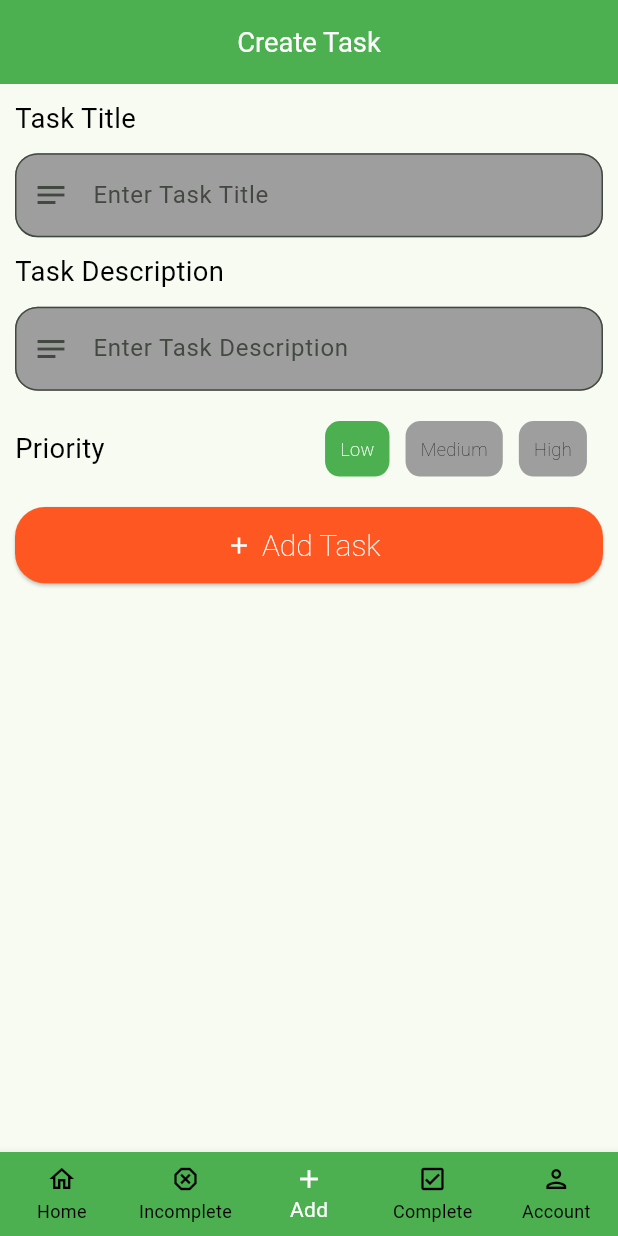
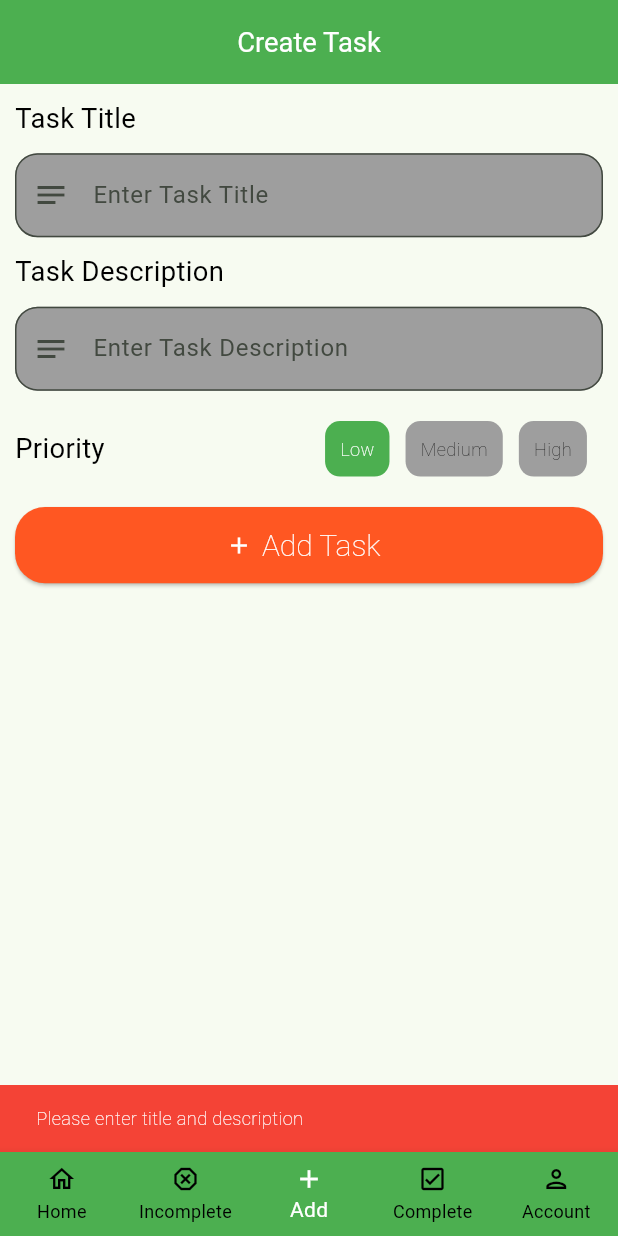
Before and after one commit to IsmayiI/my_tasks, a Flutter app: the AddTaskScreen screen opened by its route, after a tap on "Add Task", on a phone screen of 412 x 824 dp. Run offline on Flutter 3.47's test engine with Material 3 defaults, Android fonts, the phone set to English and light mode, and no system bars; our stand-ins replace cloud_firestore, firebase_auth, firebase_core, flutter_riverpod, freezed_annotation, go_router and 2 more; accounts and stored records are empty; generated files the repository leaves out were written again.

Commit message:
add addTask logic to AddTaskScreen

```diff
--- a/lib/features/task_management/domain/task.dart
+++ b/lib/features/task_management/domain/task.dart
@@ -6,12 +6,12 @@ part 'task.g.dart';
 @freezed
 abstract class Task with _$Task {
   const factory Task({
-    required String id,
+    @Default('') String id,
     required String title,
     required String description,
     required String priority,
     required String date,
-    required bool isComlete,
+    @Default(false) bool isComlete,
   }) = _Task;
 
   factory Task.fromJson(Map<String, Object?> json) => _$TaskFromJson(json);
--- a/lib/features/task_management/presentation/controllers/store_controller.dart
+++ b/lib/features/task_management/presentation/controllers/store_controller.dart
@@ -1,4 +1,3 @@
-import 'package:flutter_riverpod/flutter_riverpod.dart';
 import 'package:my_tasks/features/task_management/data/store_repository.dart';
 import 'package:my_tasks/features/task_management/domain/task.dart';
 import 'package:riverpod_annotation/riverpod_annotation.dart';
@@ -6,7 +5,7 @@ import 'package:riverpod_annotation/riverpod_annotation.dart';
 part 'store_controller.g.dart';
 
 @Riverpod(keepAlive: true)
-class StoreController extends AsyncNotifier {
+class StoreController extends _$StoreController {
   @override
   FutureOr<dynamic> build() {
     throw UnimplementedError();
--- a/lib/features/task_management/presentation/screens/add_task_screen.dart
+++ b/lib/features/task_management/presentation/screens/add_task_screen.dart
@@ -1,5 +1,9 @@
 import 'package:flutter/material.dart';
 import 'package:flutter_riverpod/flutter_riverpod.dart';
+import 'package:my_tasks/common_widgets/async_value_ui.dart';
+import 'package:my_tasks/features/authentication/data/auth_repository.dart';
+import 'package:my_tasks/features/task_management/domain/task.dart';
+import 'package:my_tasks/features/task_management/presentation/controllers/store_controller.dart';
 import 'package:my_tasks/features/task_management/presentation/widgets/widgets.dart';
 import 'package:my_tasks/utils/utils.dart';
 
@@ -25,6 +29,13 @@ class _AddTaskScreenState extends ConsumerState<AddTaskScreen> {
 
   @override
   Widget build(BuildContext context) {
+    final state = ref.watch(storeControllerProvider);
+    final userId = ref.watch(currentUserProvider)!.uid;
+
+    ref.listen(storeControllerProvider, (previous, next) {
+      next.showDialogOnError(context);
+    });
+
     return Scaffold(
       appBar: AppBar(
         title: Text(
@@ -54,11 +65,51 @@ class _AddTaskScreenState extends ConsumerState<AddTaskScreen> {
               onTap: getSelectedPriority,
             ),
             AppSpacer.vertical(20),
-            AddTaskButton(onPressed: () {}),
+            AddTaskButton(
+              onPressed: () => addTask(userId),
+              isLoading: state.isLoading,
+            ),
           ],
         ),
       ),
     );
+  }
+
+  void addTask(String userId) {
+    // hide keyboard
+    FocusManager.instance.primaryFocus?.unfocus();
+
+    final title = _titleController.text.trim();
+    final description = _descriptionController.text.trim();
+    final priority = _priorities[_selectedPriority];
+    final date = DateTime.now().toString();
+
+    if (title.isEmpty || description.isEmpty) {
+      ScaffoldMessenger.of(context).showSnackBar(
+        SnackBar(
+          backgroundColor: Colors.red,
+          content: Text(
+            'Please enter title and description',
+            style: AppTextStyle.normal.copyWith(color: Colors.white),
+          ),
+          duration: const Duration(seconds: 2),
+        ),
+      );
+    } else {
+      final task = Task(
+        title: title,
+        description: description,
+        priority: priority,
+        date: date,
+      );
+
+      ref
+          .read(storeControllerProvider.notifier)
+          .addTask(task: task, userId: userId);
+
+      _titleController.clear();
+      _descriptionController.clear();
+    }
   }
 
   @override
--- a/lib/features/task_management/presentation/widgets/add_task_button.dart
+++ b/lib/features/task_management/presentation/widgets/add_task_button.dart
@@ -2,15 +2,26 @@ import 'package:flutter/material.dart';
 import 'package:my_tasks/utils/utils.dart';
 
 class AddTaskButton extends StatelessWidget {
+  final bool isLoading;
   final VoidCallback onPressed;
-  const AddTaskButton({super.key, required this.onPressed});
+  const AddTaskButton({
+    super.key,
+    required this.onPressed,
+    required this.isLoading,
+  });
 
   @override
   Widget build(BuildContext context) {
     return ElevatedButton.icon(
       onPressed: onPressed,
-      label: Text('Add Task'),
-      icon: const Icon(Icons.add),
+      label: isLoading
+          ? SizedBox(
+              height: SizeConfig.height(20),
+              width: SizeConfig.width(20),
+              child: const CircularProgressIndicator(color: Colors.white),
+            )
+          : const Text('Add Task'),
+      icon: isLoading ? null : const Icon(Icons.add),
       style: ElevatedButton.styleFrom(
         backgroundColor: Colors.deepOrange,
         foregroundColor: Colors.white,
```
Also changed, not shown: lib/features/task_management/domain/task.freezed.dart, lib/features/task_management/domain/task.g.dart, lib/features/task_management/presentation/controllers/store_controller.g.dart.
